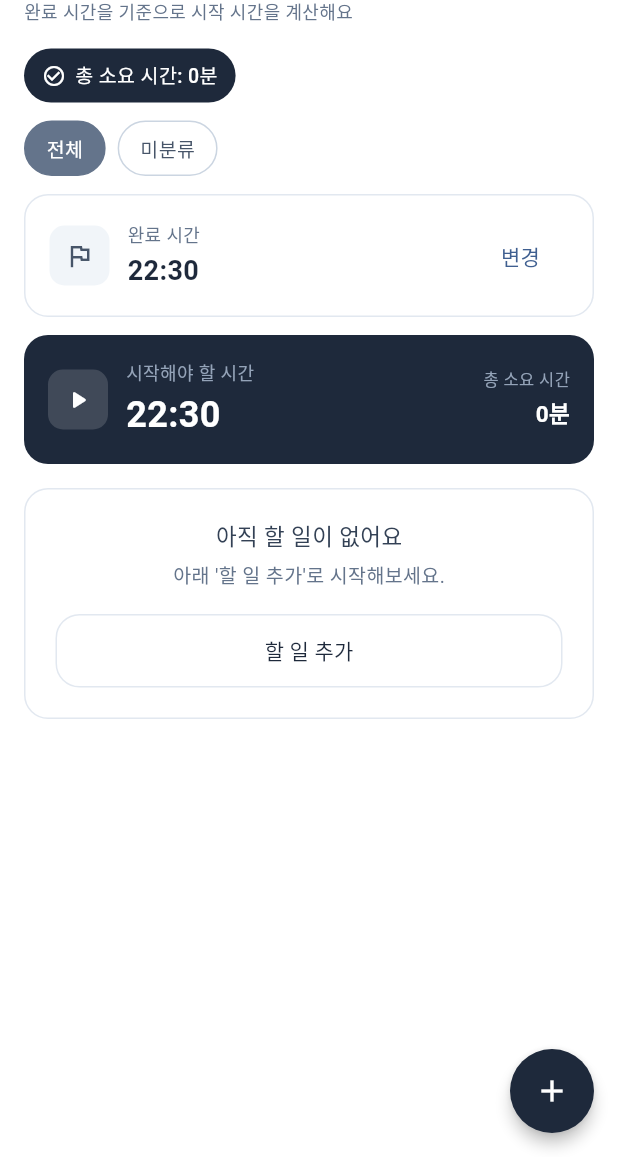
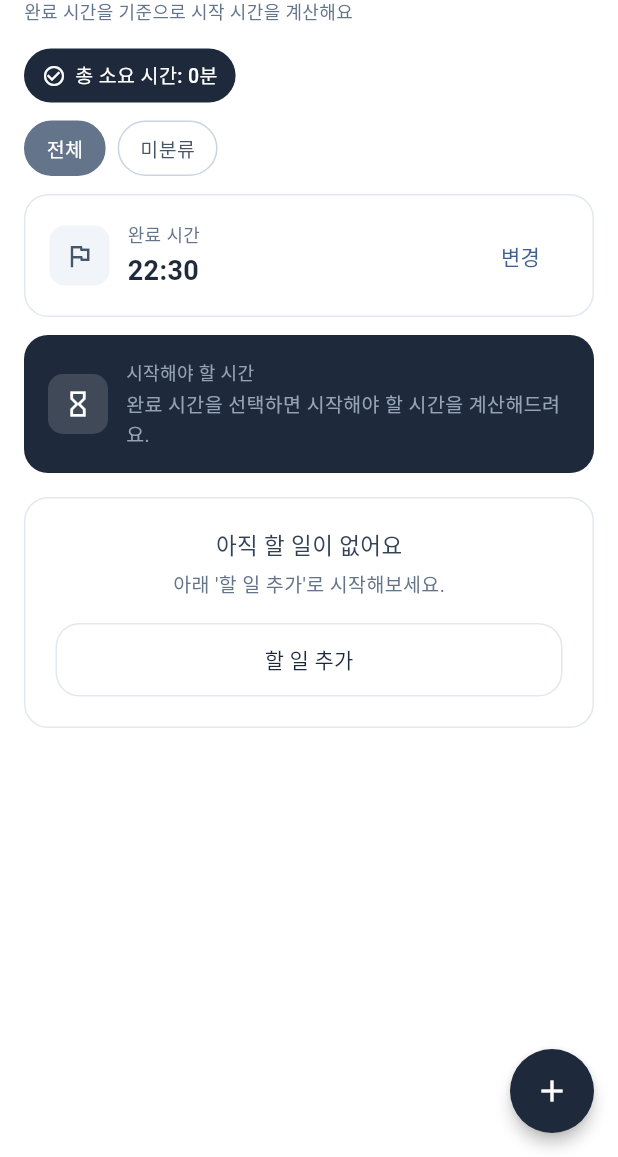
Before and after one commit to pjs9797/todo_scheduler, a Flutter app: the screen it shows after launch, on a phone screen of 412 x 824 dp, the part 79-1236 px from its top. Run offline on Flutter 3.47's test engine with Material 3 defaults, Android fonts, the phone set to English and light mode, and no system bars; our stand-ins replace get, hive, hive_flutter; accounts and stored records are empty.

Commit message:
feat: 시간 계산 UI 완성 및 UX 폴리싱
- 할 일이 없을 때 시작 시간 카드에 안내 메시지 표시
- 아이콘 상태에 따라 동적 변경
- 총 소요 시간 0분일 때 UI 개선

```diff
--- a/lib/presentation/home/widgets/time_card.dart
+++ b/lib/presentation/home/widgets/time_card.dart
@@ -105,6 +105,8 @@ class StartTimeCard extends StatelessWidget {
 
   @override
   Widget build(BuildContext context) {
+    final hasNoTasks = totalMinutes == 0;
+
     return Container(
       padding: const EdgeInsets.all(16),
       decoration: BoxDecoration(
@@ -120,8 +122,8 @@ class StartTimeCard extends StatelessWidget {
               color: Colors.white.withValues(alpha: 0.15),
               borderRadius: BorderRadius.circular(10),
             ),
-            child: const Icon(
-              Icons.play_arrow_rounded,
+            child: Icon(
+              hasNoTasks ? Icons.hourglass_empty : Icons.play_arrow_rounded,
               color: Colors.white,
               size: 20,
             ),
@@ -140,7 +142,7 @@ class StartTimeCard extends StatelessWidget {
                         color: AppColors.slate400,
                       ),
                     ),
-                    if (result?.isPreviousDay == true) ...[
+                    if (result?.isPreviousDay == true && !hasNoTasks) ...[
                       const SizedBox(width: 6),
                       Container(
                         padding: const EdgeInsets.symmetric(
@@ -162,6 +164,15 @@ class StartTimeCard extends StatelessWidget {
                   ],
                 ),
                 const SizedBox(height: 2),
+                if (hasNoTasks)
+                  Text(
+                    AppStrings.selectEndTimeFirst,
+                    style: TextStyle(
+                      fontSize: 13,
+                      color: AppColors.slate400,
+                    ),
+                  )
+                else
                   Text(
                     result?.timeString ?? '--:--',
                     style: const TextStyle(
@@ -173,6 +184,7 @@ class StartTimeCard extends StatelessWidget {
               ],
             ),
           ),
+          if (!hasNoTasks)
             Column(
               crossAxisAlignment: CrossAxisAlignment.end,
               children: [
```
Lines whose indentation alone changed are shown as unchanged.
